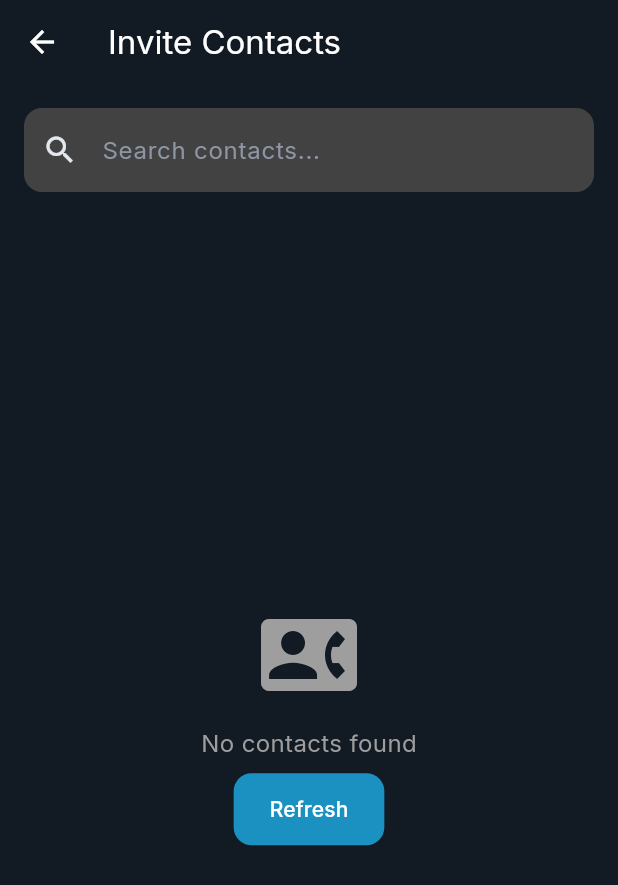
After one commit to Franna88/gxit_2025, a Flutter app: the ContactInvitationScreen screen opened directly, after a tap on "Refresh", on a phone screen of 412 x 824 dp. The commit adds this screen. Shown: the top 885 px of the screen. Run offline on Flutter 3.47's test engine with Material 3 defaults, Android fonts, the phone set to English and light mode, and no system bars; our stand-ins replace cloud_firestore, firebase_auth, firebase_core, flutter_contacts, geolocator, google_fonts and 4 more; accounts and stored records are empty.

Commit message:
Added Contact Invite

```diff
--- /dev/null
+++ b/lib/screens/contact_invitation_screen.dart
@@ -0,0 +1,253 @@
+import 'package:flutter/material.dart';
+import 'package:flutter_contacts/flutter_contacts.dart';
+import '../services/contacts_service.dart';
+import '../constants.dart';
+
+class ContactInvitationScreen extends StatefulWidget {
+  const ContactInvitationScreen({super.key});
+
+  @override
+  State<ContactInvitationScreen> createState() =>
+      _ContactInvitationScreenState();
+}
+
+class _ContactInvitationScreenState extends State<ContactInvitationScreen> {
+  final ContactsService _contactsService = ContactsService();
+  List<Contact>? _contacts;
+  bool _isLoading = true;
+  String _searchQuery = '';
+  List<Contact> _selectedContacts = [];
+
+  @override
+  void initState() {
+    super.initState();
+    _loadContacts();
+  }
+
+  Future<void> _loadContacts() async {
+    setState(() {
+      _isLoading = true;
+    });
+
+    try {
+      final contacts = await _contactsService.getDeviceContacts();
+
+      setState(() {
+        _contacts = contacts;
+        _isLoading = false;
+      });
+    } catch (e) {
+      setState(() {
+        _isLoading = false;
+      });
+
+      if (mounted) {
+        ScaffoldMessenger.of(context).showSnackBar(
+          const SnackBar(content: Text('Failed to load contacts')),
+        );
+      }
+    }
+  }
+
+  List<Contact> _getFilteredContacts() {
+    if (_contacts == null) return [];
+    if (_searchQuery.isEmpty) return _contacts!;
+
+    return _contacts!.where((contact) {
+      final name = contact.displayName.toLowerCase();
+      final query = _searchQuery.toLowerCase();
+      return name.contains(query);
+    }).toList();
+  }
+
+  void _toggleContactSelection(Contact contact) {
+    setState(() {
+      if (_selectedContacts.contains(contact)) {
+        _selectedContacts.remove(contact);
+      } else {
+        _selectedContacts.add(contact);
+      }
+    });
+  }
+
+  Future<void> _inviteSelectedContacts() async {
+    if (_selectedContacts.isEmpty) {
+      ScaffoldMessenger.of(context).showSnackBar(
+        const SnackBar(content: Text('Please select at least one contact')),
+      );
+      return;
+    }
+
+    final message =
+        'Hey! Join me on GXIT, a great new app for chatting. Download it now!';
+
+    // For now, we'll just share the invitation message
+    await _contactsService.shareAppInvitation(message);
+
+    if (mounted) {
+      ScaffoldMessenger.of(
+        context,
+      ).showSnackBar(const SnackBar(content: Text('Invitation sent!')));
+      Navigator.pop(context);
+    }
+  }
+
+  @override
+  Widget build(BuildContext context) {
+    final isDarkMode = Theme.of(context).brightness == Brightness.dark;
+    final filteredContacts = _getFilteredContacts();
+
+    return Scaffold(
+      appBar: AppBar(
+        title: const Text('Invite Contacts'),
+        backgroundColor:
+            isDarkMode ? AppColors.darkBackground : Colors.grey.shade100,
+        elevation: 0,
+      ),
+      body: Container(
+        decoration: BoxDecoration(
+          gradient: LinearGradient(
+            begin: Alignment.topCenter,
+            end: Alignment.bottomCenter,
+            colors: [
+              isDarkMode ? AppColors.darkBackground : Colors.grey.shade100,
+              isDarkMode
+                  ? AppColors.darkBackground.withOpacity(0.9)
+                  : Colors.white,
+            ],
+          ),
+        ),
+        child: Column(
+          children: [
+            Padding(
+              padding: const EdgeInsets.all(16.0),
+              child: TextField(
+                decoration: InputDecoration(
+                  hintText: 'Search contacts...',
+                  prefixIcon: const Icon(Icons.search),
+                  border: OutlineInputBorder(
+                    borderRadius: BorderRadius.circular(10),
+                  ),
+                  filled: true,
+                  fillColor:
+                      isDarkMode ? Colors.grey.shade800 : Colors.grey.shade100,
+                ),
+                onChanged: (value) {
+                  setState(() {
+                    _searchQuery = value;
+                  });
+                },
+              ),
+            ),
+            Expanded(
+              child:
+                  _isLoading
+                      ? const Center(child: CircularProgressIndicator())
+                      : _contacts == null || _contacts!.isEmpty
+                      ? Center(
+                        child: Column(
+                          mainAxisAlignment: MainAxisAlignment.center,
+                          children: [
+                            const Icon(
+                              Icons.contact_phone,
+                              size: 64,
+                              color: Colors.grey,
+                            ),
+                            const SizedBox(height: 16),
+                            Text(
+                              'No contacts found',
+                              style: TextStyle(
+                                color:
+                                    isDarkMode
+                                        ? Colors.grey
+                                        : Colors.grey.shade700,
+                                fontSize: 16,
+                              ),
+                            ),
+                            const SizedBox(height: 8),
+                            ElevatedButton(
+                              onPressed: _loadContacts,
+                              child: const Text('Refresh'),
+                            ),
+                          ],
+                        ),
+                      )
+                      : ListView.builder(
+                        itemCount: filteredContacts.length,
+                        itemBuilder: (context, index) {
+                          final contact = filteredContacts[index];
+                          final isSelected = _selectedContacts.contains(
+                            contact,
+                          );
+
+                          return ListTile(
+                            leading:
+                                contact.photo != null
+                                    ? CircleAvatar(
+                                      backgroundImage: MemoryImage(
+                                        contact.photo!,
+                                      ),
+                                    )
+                                    : CircleAvatar(
+                                      backgroundColor: AppColors.primaryBlue,
+                                      child: Text(
+                                        contact.displayName.isNotEmpty
+                                            ? contact.displayName[0]
+                                                .toUpperCase()
+                                            : '?',
+                                        style: const TextStyle(
+                                          color: Colors.white,
+                                        ),
+                                      ),
+                                    ),
+                            title: Text(contact.displayName),
+                            subtitle:
+                                contact.phones.isNotEmpty
+                                    ? Text(contact.phones.first.number)
+                                    : const Text('No phone number'),
+                            trailing: Checkbox(
+                              value: isSelected,
+                              onChanged:
+                                  (_) => _toggleContactSelection(contact),
+                              activeColor: AppColors.primaryBlue,
+                            ),
+                            onTap: () => _toggleContactSelection(contact),
+                          );
+                        },
+                      ),
+            ),
+            if (_selectedContacts.isNotEmpty)
+              Container(
+                color: AppColors.primaryBlue,
+                padding: const EdgeInsets.symmetric(
+                  horizontal: 16,
+                  vertical: 12,
+                ),
+                child: Row(
+                  mainAxisAlignment: MainAxisAlignment.spaceBetween,
+                  children: [
+                    Text(
+                      '${_selectedContacts.length} selected',
+                      style: const TextStyle(
+                        color: Colors.white,
+                        fontWeight: FontWeight.bold,
+                      ),
+                    ),
+                    ElevatedButton.icon(
+                      onPressed: _inviteSelectedContacts,
+                      icon: const Icon(Icons.send),
+                      label: const Text('Invite'),
+                      style: ElevatedButton.styleFrom(
+                        backgroundColor: Colors.white,
+                        foregroundColor: AppColors.primaryBlue,
+                      ),
+                    ),
+                  ],
+                ),
+              ),
+          ],
+        ),
+      ),
+    );
+  }
+}
--- /dev/null
+++ b/lib/services/contacts_service.dart
@@ -0,0 +1,61 @@
+import 'package:flutter/material.dart';
+import 'package:flutter_contacts/flutter_contacts.dart';
+import 'package:permission_handler/permission_handler.dart';
+import 'package:url_launcher/url_launcher.dart';
+import 'package:share_plus/share_plus.dart';
+
+class ContactsService {
+  // Get contacts from device (requires permissions)
+  Future<List<Contact>?> getDeviceContacts() async {
+    // Request contacts permission
+    var status = await Permission.contacts.status;
+    if (!status.isGranted) {
+      status = await Permission.contacts.request();
+      if (!status.isGranted) {
+        return null; // Permission denied
+      }
+    }
+
+    try {
+      // Load contacts with phone numbers
+      final contacts = await FlutterContacts.getContacts(
+        withProperties: true,
+        withPhoto: true,
+      );
+      return contacts;
+    } catch (e) {
+      debugPrint('Error loading contacts: $e');
+      return null;
+    }
+  }
+
+  // Send SMS invitation
+  Future<bool> sendSmsInvitation(String phoneNumber, String message) async {
+    final Uri smsUri = Uri(
+      scheme: 'sms',
+      path: phoneNumber,
+      queryParameters: {'body': message},
+    );
+
+    try {
+      if (await canLaunchUrl(smsUri)) {
+        await launchUrl(smsUri);
+        return true;
+      } else {
+        return false;
+      }
+    } catch (e) {
+      debugPrint('Error sending SMS: $e');
+      return false;
+    }
+  }
+
+  // Share app invitation via any platform
+  Future<void> shareAppInvitation(String message) async {
+    try {
+      await Share.share(message, subject: 'Join me on GXIT!');
+    } catch (e) {
+      debugPrint('Error sharing invitation: $e');
+    }
+  }
+}
--- a/pubspec.yaml
+++ b/pubspec.yaml
@@ -21,6 +21,10 @@ dependencies:
   google_sign_in: ^6.2.2
   cloud_firestore: ^5.6.6
   geolocator: ^14.0.0
+  flutter_contacts: ^1.1.7+1
+  permission_handler: ^11.2.1
+  url_launcher: ^6.2.4
+  share_plus: ^7.2.2
 
 dev_dependencies:
   flutter_test:
```
Also changed, not shown: lib/screens/contacts_screen.dart (+33 -6 lines), pubspec.lock, 5 other files.
